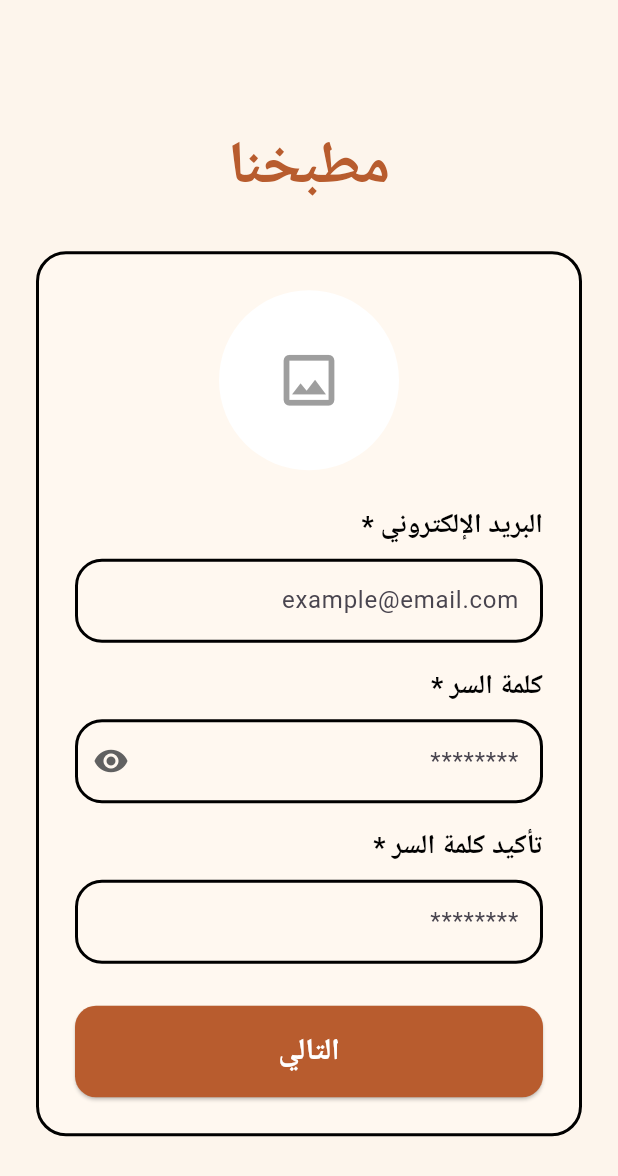
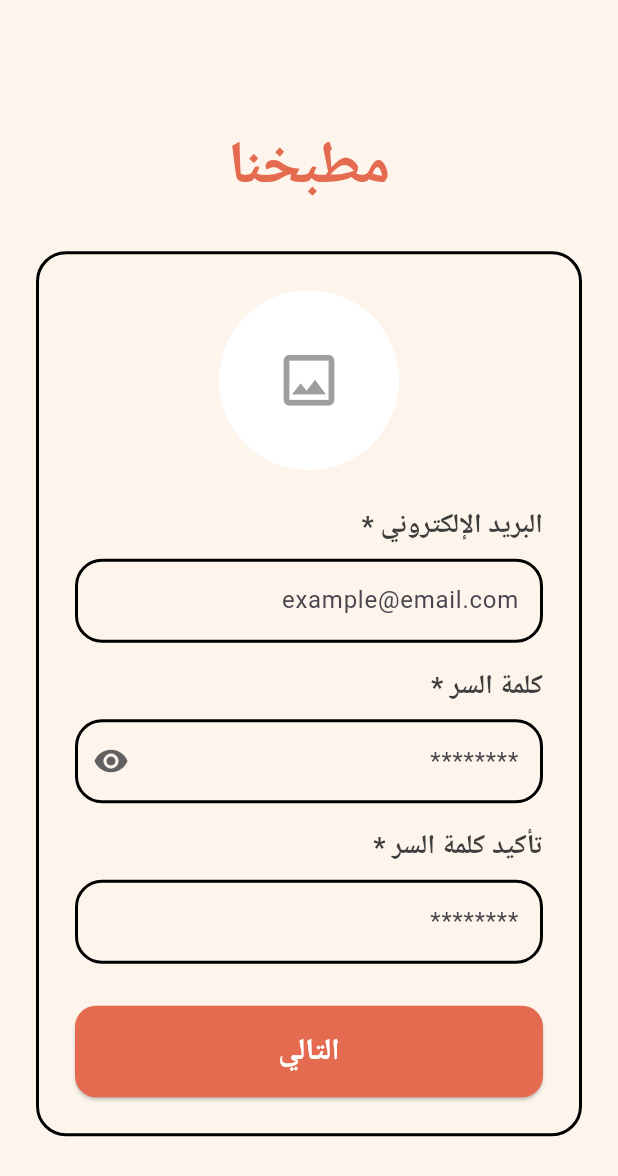
Before and after one commit to SuzanAqraa/Matbakhna_App, a Flutter app: the SignUpStepOnePage screen opened directly, on a phone screen of 412 x 824 dp. Shown: the top 1176 px of the screen. Run offline on Flutter 3.47's test engine with Material 3 defaults, Android fonts, the light colour scheme and no system bars; our stand-ins replace cloud_firestore, firebase_auth, firebase_core, youtube_player_flutter; accounts and stored records are empty; network calls fail; Roboto replaces fonts that are missing (Cairo).

Commit message:
"add themes "

```diff
--- /dev/null
+++ b/lib/core/utils/brand_colors.dart
@@ -0,0 +1,8 @@
+import 'package:flutter/material.dart';
+
+class BrandColors {
+  static const Color backgroundColor = Color(0xFFFDF5EC);
+  static const Color primaryColor = Color(0xFFA5C8A6);
+  static const Color secondaryColor = Color(0xFFE56B50);
+  static const Color secondaryBackgroundColor = Color(0xFFE8DCCF);
+}
--- /dev/null
+++ b/lib/core/utils/icon_styles.dart
@@ -0,0 +1,11 @@
+import 'package:flutter/material.dart';
+
+class IconStyle {
+  // Bottom Navigation Bar Icon Colors
+  static const Color selectedItemColor = Color(0xFFE56B50);
+  static const Color unselectedItemColor = Colors.grey;
+
+  // Default Icon Style
+  static const Color defaultIconColor = Colors.black;
+  static const double defaultIconSize = 24.0;
+}
--- /dev/null
+++ b/lib/core/utils/textfeild_styles.dart
@@ -0,0 +1,28 @@
+import 'package:flutter/material.dart';
+
+class ThemeTextStyle {
+  static TextStyle titleTextFieldStyle = const TextStyle(
+    fontSize: 28,
+    fontWeight: FontWeight.bold,
+    color: Color(0xFF3D3D3D),
+  );
+  static TextStyle recipeNameTextFieldStyle = const TextStyle(
+    fontSize: 18,
+    fontWeight: FontWeight.bold,
+    color: Color(0xFF3D3D3D),
+  );
+  static TextStyle bodySmallTextFieldStyle = const TextStyle(
+    fontSize: 13,
+    color: Color(0xFF707070),
+  );
+  static TextStyle interActionTextFieldStyle = const TextStyle(
+    color: Colors.black,
+    fontSize: 16,
+    fontWeight: FontWeight.w600,
+  );
+  static TextStyle ButtonTextFieldStyle = const TextStyle(
+    fontSize: 20,
+    fontWeight: FontWeight.bold,
+
+  );
+}
--- a/lib/features/auth/screens/signup_screen.dart
+++ b/lib/features/auth/screens/signup_screen.dart
@@ -1,6 +1,8 @@
 import 'package:flutter/material.dart';
 import 'package:firebase_auth/firebase_auth.dart';
 import 'package:cloud_firestore/cloud_firestore.dart';
+import '../../../core/utils/brand_colors.dart';
+import '../../../core/utils/textfeild_styles.dart';
 import 'SignUpStepTwoPage.dart';
 
 class SignUpStepOnePage extends StatefulWidget {
@@ -20,22 +22,12 @@ class _SignUpStepOnePageState extends State<SignUpStepOnePage> {
   String? _emailError;
   String? _passwordError;
 
-  // الألوان
-  static const backgroundColor = Color(0xFFFDF5EC);
-  static const formBackgroundColor = Color(0xFFFFF8F0);
-  static const primaryColor = Color(0xFFB85C2E);
-  static const textColor = Colors.black;
-
   InputBorder _border() => OutlineInputBorder(
     borderRadius: BorderRadius.circular(18),
     borderSide: const BorderSide(color: Colors.black, width: 2),
   );
 
-  TextStyle get _labelStyle => const TextStyle(
-    fontSize: 18,
-    color: textColor,
-    fontWeight: FontWeight.bold,
-  );
+  TextStyle get _labelStyle => ThemeTextStyle.recipeNameTextFieldStyle;
 
   Future<void> _registerUser() async {
     setState(() {
@@ -46,10 +38,11 @@ class _SignUpStepOnePageState extends State<SignUpStepOnePage> {
     if (!_formKey.currentState!.validate()) return;
 
     try {
-      final credential = await FirebaseAuth.instance.createUserWithEmailAndPassword(
-        email: _emailController.text.trim(),
-        password: _passwordController.text.trim(),
-      );
+      final credential = await FirebaseAuth.instance
+          .createUserWithEmailAndPassword(
+            email: _emailController.text.trim(),
+            password: _passwordController.text.trim(),
+          );
 
       final email = _emailController.text.trim();
       final username = email.split('@')[0];
@@ -62,7 +55,9 @@ class _SignUpStepOnePageState extends State<SignUpStepOnePage> {
 
       Navigator.pushReplacement(
         context,
-        MaterialPageRoute(builder: (_) => SignUpStepTwoPage(userId: credential.user?.uid)),
+        MaterialPageRoute(
+          builder: (_) => SignUpStepTwoPage(userId: credential.user?.uid),
+        ),
       );
     } on FirebaseAuthException catch (e) {
       setState(() {
@@ -82,7 +77,7 @@ class _SignUpStepOnePageState extends State<SignUpStepOnePage> {
   @override
   Widget build(BuildContext context) {
     return Scaffold(
-      backgroundColor: backgroundColor,
+      backgroundColor: BrandColors.backgroundColor,
       body: Directionality(
         textDirection: TextDirection.rtl,
         child: Center(
@@ -92,24 +87,22 @@ class _SignUpStepOnePageState extends State<SignUpStepOnePage> {
               children: [
                 const SizedBox(height: 16),
 
-                // اسم التطبيق بالأعلى
                 const Text(
                   'مطبخنا',
                   style: TextStyle(
                     fontSize: 40,
                     fontWeight: FontWeight.bold,
-                    color: primaryColor,
+                    color: BrandColors.secondaryColor,
                     fontFamily: 'Cairo',
                   ),
                 ),
                 const SizedBox(height: 28),
 
-                // ◀︎ الفورم داخل حاوية ذات بوردر
                 Container(
                   width: double.infinity,
                   padding: const EdgeInsets.all(24),
                   decoration: BoxDecoration(
-                    color: formBackgroundColor,
+                    color: BrandColors.backgroundColor,
                     border: Border.all(color: Colors.black, width: 2),
                     borderRadius: BorderRadius.circular(20),
                   ),
@@ -117,17 +110,23 @@ class _SignUpStepOnePageState extends State<SignUpStepOnePage> {
                     key: _formKey,
                     child: Column(
                       children: [
-                        // ◀︎ لوجو داخل الفورم
                         const CircleAvatar(
                           radius: 60,
                           backgroundColor: Colors.white,
-                          child: Icon(Icons.image_outlined, size: 45, color: Colors.grey),
+                          child: Icon(
+                            Icons.image_outlined,
+                            size: 45,
+                            color: Colors.grey,
+                          ),
                         ),
                         const SizedBox(height: 24),
 
                         Align(
                           alignment: Alignment.centerRight,
-                          child: Text('البريد الإلكتروني *', style: _labelStyle),
+                          child: Text(
+                            'البريد الإلكتروني *',
+                            style: _labelStyle,
+                          ),
                         ),
                         const SizedBox(height: 8),
                         TextFormField(
@@ -144,7 +143,9 @@ class _SignUpStepOnePageState extends State<SignUpStepOnePage> {
                             if (value == null || value.isEmpty) {
                               return 'الرجاء إدخال البريد الإلكتروني';
                             }
-                            final emailRegex = RegExp(r'^[\w-\.]+@([\w-]+\.)+[\w-]{2,4}$');
+                            final emailRegex = RegExp(
+                              r'^[\w-\.]+@([\w-]+\.)+[\w-]{2,4}$',
+                            );
                             if (!emailRegex.hasMatch(value)) {
                               return 'صيغة البريد الإلكتروني غير صحيحة';
                             }
@@ -169,10 +170,15 @@ class _SignUpStepOnePageState extends State<SignUpStepOnePage> {
                             errorText: _passwordError,
                             suffixIcon: IconButton(
                               icon: Icon(
-                                _obscurePassword ? Icons.visibility : Icons.visibility_off,
+                                _obscurePassword
+                                    ? Icons.visibility
+                                    : Icons.visibility_off,
                                 color: Colors.grey[700],
                               ),
-                              onPressed: () => setState(() => _obscurePassword = !_obscurePassword),
+                              onPressed:
+                                  () => setState(
+                                    () => _obscurePassword = !_obscurePassword,
+                                  ),
                             ),
                           ),
                           validator: (value) {
@@ -215,12 +221,17 @@ class _SignUpStepOnePageState extends State<SignUpStepOnePage> {
                           child: ElevatedButton(
                             onPressed: _registerUser,
                             style: ElevatedButton.styleFrom(
-                              backgroundColor: primaryColor,
+                              backgroundColor: BrandColors.secondaryColor,
                               foregroundColor: Colors.white,
                               padding: const EdgeInsets.symmetric(vertical: 16),
-                              shape: RoundedRectangleBorder(borderRadius: BorderRadius.circular(14)),
+                              shape: RoundedRectangleBorder(
+                                borderRadius: BorderRadius.circular(14),
+                              ),
                             ),
-                            child: const Text('التالي', style: TextStyle(fontSize: 20, fontWeight: FontWeight.bold)),
+                            child: Text(
+                              'التالي',
+                              style: ThemeTextStyle.ButtonTextFieldStyle,
+                            ),
                           ),
                         ),
                       ],
```
Also changed, not shown: lib/core/constants/app_constants.dart (deleted), lib/core/utils/helpers.dart (deleted).
